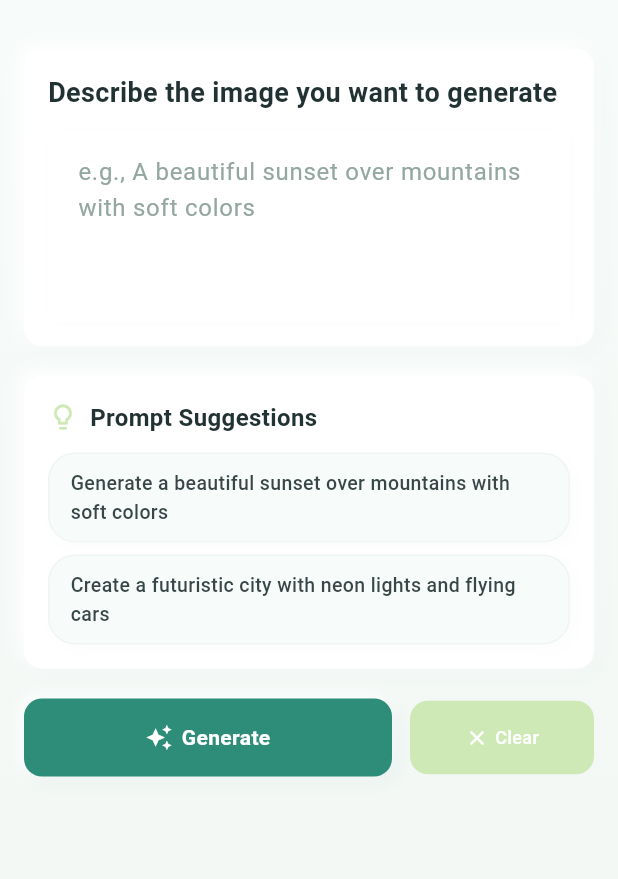
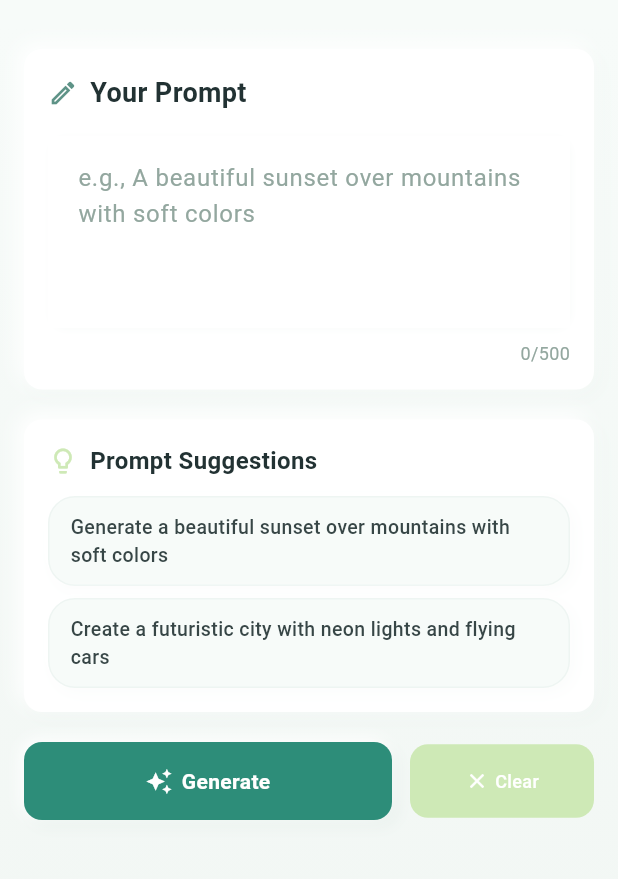
Before and after one commit to the-razib/text_to_image_firebase_ai_logic, a Flutter app: the screen it shows after launch, on a phone screen of 412 x 824 dp, the part 59-938 px from its top. Run offline on Flutter 3.47's test engine with Material 3 defaults, Android fonts, the phone set to English and light mode, and no system bars; our stand-ins replace firebase_ai, firebase_core, image_gallery_saver, logger, share_plus; accounts and stored records are empty.

Commit message:
feat: Enhance NeumorphicTextField with focus handling and character limit display

```diff
--- a/lib/features/image_generation/presentation/pages/image_generation_page.dart
+++ b/lib/features/image_generation/presentation/pages/image_generation_page.dart
@@ -20,6 +20,8 @@ class _ImageGenerationPageState extends State<ImageGenerationPage>
     with TickerProviderStateMixin {
   final TextEditingController _promptController = TextEditingController();
   final ScrollController _scrollController = ScrollController();
+  final FocusNode _promptFocusNode = FocusNode();
+  final int _maxPromptLength = 500;
 
   bool _isLoading = false;
   bool _isInitialized = false;
@@ -149,13 +151,14 @@ class _ImageGenerationPageState extends State<ImageGenerationPage>
     _promptController.dispose();
     _scrollController.dispose();
     _fadeController.dispose();
+    _promptFocusNode.dispose();
     super.dispose();
   }
 
   @override
   Widget build(BuildContext context) {
     return Scaffold(
-      backgroundColor: AppColors.backgroundColor.withValues(alpha: 0.8),
+      backgroundColor: AppColors.backgroundColor.withOpacity(0.8),
       appBar: AppBar(
         title: const Text(
           'AI Image Generator',
@@ -226,22 +229,60 @@ class _ImageGenerationPageState extends State<ImageGenerationPage>
       child: Column(
         crossAxisAlignment: CrossAxisAlignment.start,
         children: [
+          Row(
+            children: [
+              const Icon(
+                Icons.edit_outlined,
+                color: AppColors.primaryMuted,
+                size: 20,
+              ),
+              const SizedBox(width: 8),
               const Text(
-            'Describe the image you want to generate',
+                'Your Prompt',
                 style: TextStyle(
                   fontSize: 18,
                   fontWeight: FontWeight.w600,
                   color: AppColors.textPrimary,
                 ),
               ),
-          const SizedBox(height: 12),
+            ],
+          ),
+          const SizedBox(height: 16),
           NeumorphicTextField(
             controller: _promptController,
+            focusNode: _promptFocusNode,
             hintText:
                 'e.g., A beautiful sunset over mountains with soft colors',
             maxLines: 4,
+            maxLength: _maxPromptLength,
             keyboardType: TextInputType.multiline,
             onChanged: (value) => setState(() {}),
+            suffixIcon: _promptController.text.isNotEmpty
+                ? IconButton(
+                    icon: const Icon(
+                      Icons.clear,
+                      color: AppColors.textHint,
+                      size: 20,
+                    ),
+                    onPressed: () {
+                      _promptController.clear();
+                      setState(() {});
+                    },
+                  )
+                : null,
+          ),
+          const SizedBox(height: 8),
+          Align(
+            alignment: Alignment.centerRight,
+            child: Text(
+              '${_promptController.text.length}/${_maxPromptLength}',
+              style: TextStyle(
+                color: _promptController.text.length > _maxPromptLength
+                    ? AppColors.errorColor
+                    : AppColors.textHint,
+                fontSize: 12,
+              ),
+            ),
           ),
         ],
       ),
@@ -328,7 +369,7 @@ class _ImageGenerationPageState extends State<ImageGenerationPage>
 
   Widget _buildErrorSection() {
     return NeumorphicCard(
-      backgroundColor: AppColors.errorColor.withValues(alpha: 0.1),
+      backgroundColor: AppColors.errorColor.withOpacity(0.1),
       child: Column(
         crossAxisAlignment: CrossAxisAlignment.start,
         children: [
--- a/lib/shared/widgets/neumorphic_textfield_widget.dart
+++ b/lib/shared/widgets/neumorphic_textfield_widget.dart
@@ -1,11 +1,13 @@
 import 'package:firebase_ai_logic/core/constants/app_constants.dart';
 import 'package:firebase_ai_logic/core/theme/app_colors.dart';
 import 'package:flutter/material.dart';
-class NeumorphicTextField extends StatelessWidget {
+
+class NeumorphicTextField extends StatefulWidget {
   final TextEditingController? controller;
   final String? hintText;
   final String? labelText;
   final int? maxLines;
+  final int? maxLength;
   final TextInputType? keyboardType;
   final bool obscureText;
   final Widget? prefixIcon;
@@ -13,6 +15,7 @@ class NeumorphicTextField extends StatelessWidget {
   final Function(String)? onChanged;
   final String? Function(String?)? validator;
   final bool enabled;
+  final FocusNode? focusNode;
 
   const NeumorphicTextField({
     super.key,
@@ -20,6 +23,7 @@ class NeumorphicTextField extends StatelessWidget {
     this.hintText,
     this.labelText,
     this.maxLines = 1,
+    this.maxLength,
     this.keyboardType,
     this.obscureText = false,
     this.prefixIcon,
@@ -27,41 +31,92 @@ class NeumorphicTextField extends StatelessWidget {
     this.onChanged,
     this.validator,
     this.enabled = true,
+    this.focusNode,
   });
 
   @override
+  State<NeumorphicTextField> createState() => _NeumorphicTextFieldState();
+}
+
+class _NeumorphicTextFieldState extends State<NeumorphicTextField> {
+  late final FocusNode _focusNode;
+  bool _isFocused = false;
+
+  @override
+  void initState() {
+    super.initState();
+    _focusNode = widget.focusNode ?? FocusNode();
+    _focusNode.addListener(_onFocusChange);
+  }
+
+  @override
+  void dispose() {
+    _focusNode.removeListener(_onFocusChange);
+    // Only dispose the focus node if it was created internally
+    if (widget.focusNode == null) {
+      _focusNode.dispose();
+    }
+    super.dispose();
+  }
+
+  void _onFocusChange() {
+    setState(() {
+      _isFocused = _focusNode.hasFocus;
+    });
+  }
+
+  @override
   Widget build(BuildContext context) {
-    return Container(
+    return AnimatedContainer(
+      duration: const Duration(milliseconds: 200),
       decoration: BoxDecoration(
         color: AppColors.surfaceColor,
         borderRadius: BorderRadius.circular(AppConstants.defaultRadius),
-        boxShadow: [
+        boxShadow: _isFocused
+            ? [
+                // Focused inner shadow
                 BoxShadow(
-            color: AppColors.darkShadow.withValues(alpha: 0.1),
+                  color: AppColors.primaryColor.withOpacity(0.3),
+                  offset: const Offset(1, 1),
+                  blurRadius: 4,
+                ),
+                BoxShadow(
+                  color: AppColors.lightShadow.withOpacity(0.8),
+                  offset: const Offset(-1, -1),
+                  blurRadius: 4,
+                ),
+              ]
+            : [
+                // Default inner shadow
+                BoxShadow(
+                  color: AppColors.darkShadow.withOpacity(0.1),
                   offset: const Offset(1, 1),
                   blurRadius: 3,
                 ),
                 BoxShadow(
-            color: AppColors.lightShadow.withValues(alpha: 0.5),
+                  color: AppColors.lightShadow.withOpacity(0.5),
                   offset: const Offset(-1, -1),
                   blurRadius: 3,
                 ),
               ],
       ),
       child: TextFormField(
-        controller: controller,
-        maxLines: maxLines,
-        keyboardType: keyboardType,
-        obscureText: obscureText,
-        onChanged: onChanged,
-        validator: validator,
-        enabled: enabled,
+        controller: widget.controller,
+        focusNode: _focusNode,
+        maxLines: widget.maxLines,
+        maxLength: widget.maxLength,
+        keyboardType: widget.keyboardType,
+        obscureText: widget.obscureText,
+        onChanged: widget.onChanged,
+        validator: widget.validator,
+        enabled: widget.enabled,
         style: const TextStyle(color: AppColors.textPrimary, fontSize: 16),
         decoration: InputDecoration(
-          hintText: hintText,
-          labelText: labelText,
-          prefixIcon: prefixIcon,
-          suffixIcon: suffixIcon,
+          counterText: '' , // Hide the default counter
+          hintText: widget.hintText,
+          labelText: widget.labelText,
+          prefixIcon: widget.prefixIcon,
+          suffixIcon: widget.suffixIcon,
           border: InputBorder.none,
           enabledBorder: InputBorder.none,
           focusedBorder: InputBorder.none,
```
Lines whose indentation alone changed are shown as unchanged.
